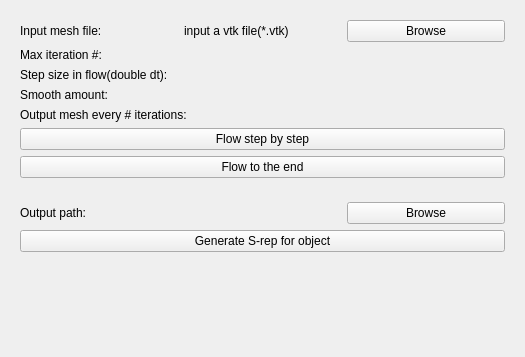
Before: the Qt Designer form SkeletalRepresentationInitializer/Resources/UI/qSlicerSkeletalRepresentationInitializerModuleWidget.ui in KitwareMedical/SlicerSkeletalRepresentation, drawn with Qt 5.
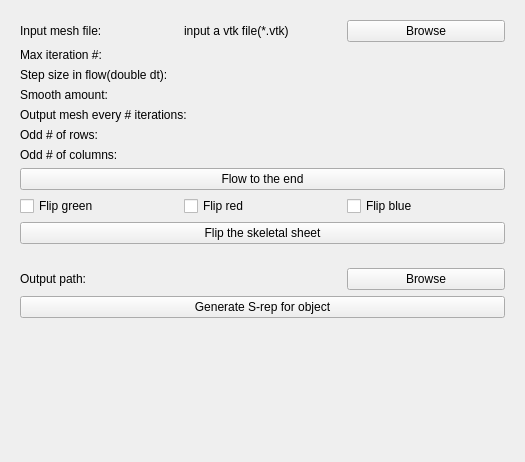
After: the same form once the commit is applied. Custom widgets are drawn as their Qt base class.

Commit message: COMP: new feature (set the skeleton resolution) and fix in initializer

What changed in the file:
```diff
--- a/SkeletalRepresentationInitializer/Resources/UI/qSlicerSkeletalRepresentationInitializerModuleWidget.ui
+++ b/SkeletalRepresentationInitializer/Resources/UI/qSlicerSkeletalRepresentationInitializerModuleWidget.ui
@@ -7,7 +7,7 @@
     <x>0</x>
     <y>0</y>
     <width>525</width>
-    <height>357</height>
+    <height>462</height>
    </rect>
   </property>
   <property name="windowTitle">
@@ -154,11 +154,64 @@
        </layout>
       </item>
       <item>
-       <widget class="QPushButton" name="btn_one_step_flow">
-        <property name="text">
-         <string>Flow step by step</string>
-        </property>
-       </widget>
+       <layout class="QHBoxLayout" name="horizontalLayout_7">
+        <item>
+         <widget class="QLabel" name="lb_rows">
+          <property name="text">
+           <string>Odd # of rows:</string>
+          </property>
+         </widget>
+        </item>
+        <item>
+         <widget class="qMRMLSliderWidget" name="sl_num_rows" native="true">
+          <property name="decimals" stdset="0">
+           <number>0</number>
+          </property>
+          <property name="pageStep" stdset="0">
+           <double>1.000000000000000</double>
+          </property>
+          <property name="minimum" stdset="0">
+           <double>3.000000000000000</double>
+          </property>
+          <property name="maximum" stdset="0">
+           <double>15.000000000000000</double>
+          </property>
+          <property name="value" stdset="0">
+           <double>5.000000000000000</double>
+          </property>
+         </widget>
+        </item>
+       </layout>
+      </item>
+      <item>
+       <layout class="QHBoxLayout" name="horizontalLayout_8">
+        <item>
+         <widget class="QLabel" name="lb_col">
+          <property name="text">
+           <string>Odd # of columns:</string>
+          </property>
+         </widget>
+        </item>
+        <item>
+         <widget class="qMRMLSliderWidget" name="sl_num_cols" native="true">
+          <property name="decimals" stdset="0">
+           <number>0</number>
+          </property>
+          <property name="pageStep" stdset="0">
+           <double>1.000000000000000</double>
+          </property>
+          <property name="minimum" stdset="0">
+           <double>3.000000000000000</double>
+          </property>
+          <property name="maximum" stdset="0">
+           <double>15.000000000000000</double>
+          </property>
+          <property name="value" stdset="0">
+           <double>9.000000000000000</double>
+          </property>
+         </widget>
+        </item>
+       </layout>
       </item>
       <item>
        <widget class="QPushButton" name="btn_flow">
@@ -167,6 +220,38 @@
         </property>
        </widget>
       </item>
+      <item>
+       <layout class="QHBoxLayout" name="horizontalLayout_111">
+        <item>
+         <widget class="QCheckBox" name="cb_flip_green">
+          <property name="text">
+           <string>Flip green</string>
+          </property>
+         </widget>
+        </item>
+        <item>
+         <widget class="QCheckBox" name="cb_flip_red">
+          <property name="text">
+           <string>Flip red</string>
+          </property>
+         </widget>
+        </item>
+        <item>
+         <widget class="QCheckBox" name="cb_flip_blue">
+          <property name="text">
+           <string>Flip blue</string>
+          </property>
+         </widget>
+        </item>
+       </layout>
+      </item>
+      <item>
+       <widget class="QPushButton" name="btn_reorder_skeleton">
+        <property name="text">
+         <string>Flip the skeletal sheet</string>
+        </property>
+       </widget>
+      </item>
      </layout>
     </widget>
    </item>
```
The commit also changes 6 other files.
